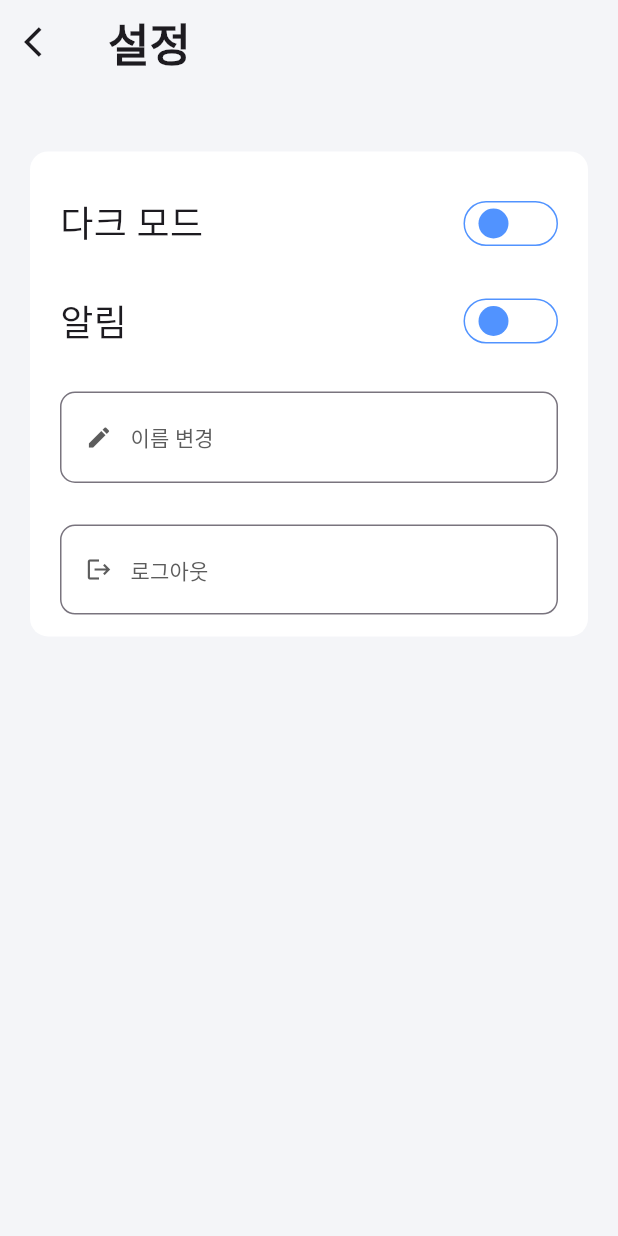
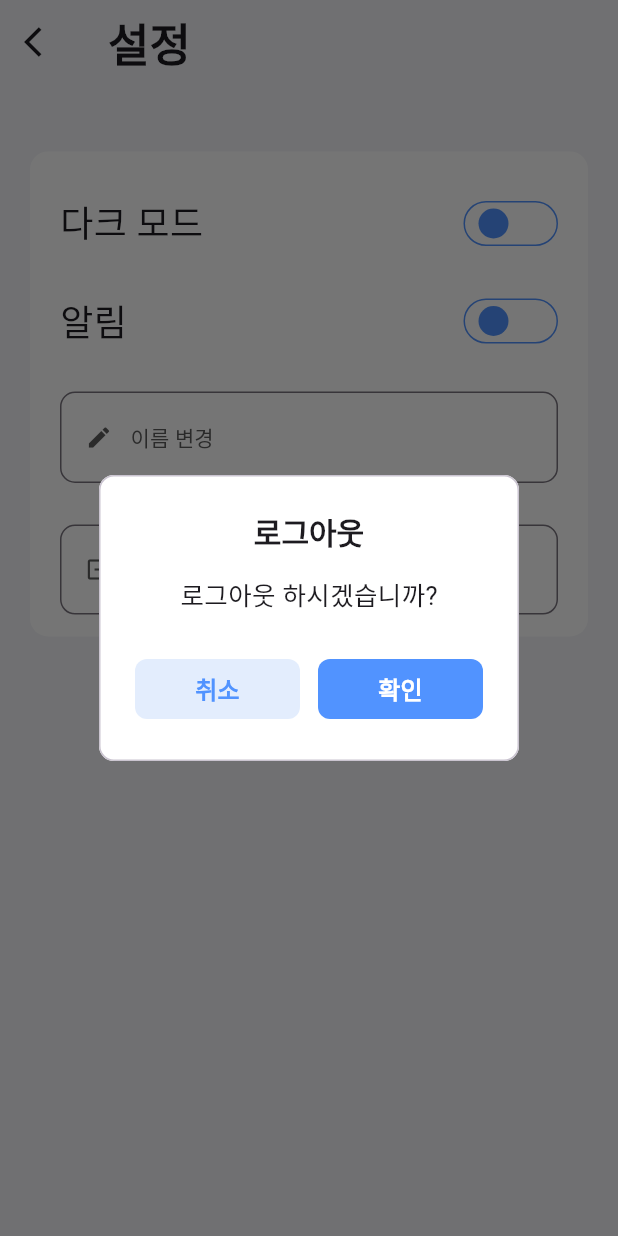
Before and after one commit to AIIA-GCU/VinTeum-FE, a Flutter app: the SettingScreen screen opened directly, after a tap on "로그아웃", on a phone screen of 412 x 824 dp. Run offline on Flutter 3.47's test engine with Material 3 defaults, Android fonts, the light colour scheme and no system bars; our stand-ins replace image_picker; Roboto replaces fonts that are missing (Pretendard).

Commit message:
[chore] 설정 페이지 팝업 수정

```diff
--- a/lib/Page/Setting_Screen.dart
+++ b/lib/Page/Setting_Screen.dart
@@ -1,5 +1,6 @@
 import 'package:flutter/material.dart';
 import 'package:vinteum/Common/color.dart';
+import 'package:vinteum/Common/custom_dialog.dart';
 import 'package:vinteum/Common/custom_switch.dart';
 import 'package:vinteum/widget/dialog.dart';
 import 'package:vinteum/main.dart';
@@ -119,7 +120,16 @@ class _SettingScreenState extends State<SettingScreen> {
                             borderRadius: BorderRadius.circular(10)),
                         padding:
                             EdgeInsets.symmetric(horizontal: 17, vertical: 20)),
-                    onPressed: () {},
+                    onPressed: () {
+                      CustomDialog(
+                          context: context,
+                          title: "로그아웃",
+                          dialogContent: "로그아웃 하시겠습니까?",
+                          buttonText: "",
+                          buttonCount: 2, func: () {
+                            Navigator.pop(context);
+                      });
+                    },
                     child: Row(
                       mainAxisAlignment: MainAxisAlignment.start,
                       children: [
--- a/lib/widget/dialog.dart
+++ b/lib/widget/dialog.dart
@@ -129,7 +129,9 @@ class _nameDialogState extends State<nameDialog> {
                       shape: RoundedRectangleBorder(
                         borderRadius: BorderRadius.circular(8),
                       )),
-                  onPressed: () {},
+                  onPressed: () {
+                    Navigator.pop(context);
+                  },
                   child: Text(
                     "저장",
                     style: TextStyle(
```
